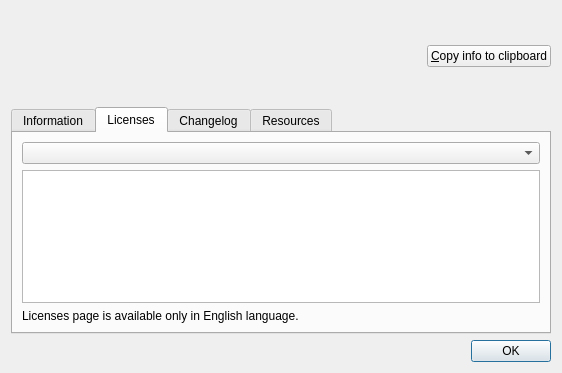
Before: the Qt Designer form src/librssguard/gui/dialogs/formabout.ui in martinrotter/rssguard, drawn with Qt 5.
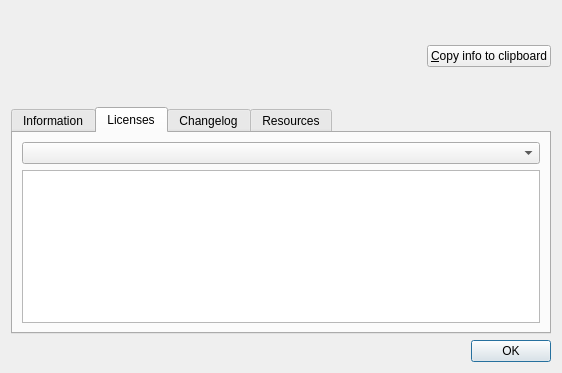
After: the same form once the commit is applied. The open tabs and pages were chosen to show the change.

Patch:
```diff
--- a/src/librssguard/gui/dialogs/formabout.ui
+++ b/src/librssguard/gui/dialogs/formabout.ui
@@ -170,13 +170,6 @@
          </property>
         </widget>
        </item>
-       <item>
-        <widget class="QLabel" name="m_lblLicenses">
-         <property name="text">
-          <string>Licenses page is available only in English language.</string>
-         </property>
-        </widget>
-       </item>
       </layout>
      </widget>
      <widget class="QWidget" name="m_tabChangelog">
```
Left out of the diff: 2 changed lines with no effect on the pictures.
